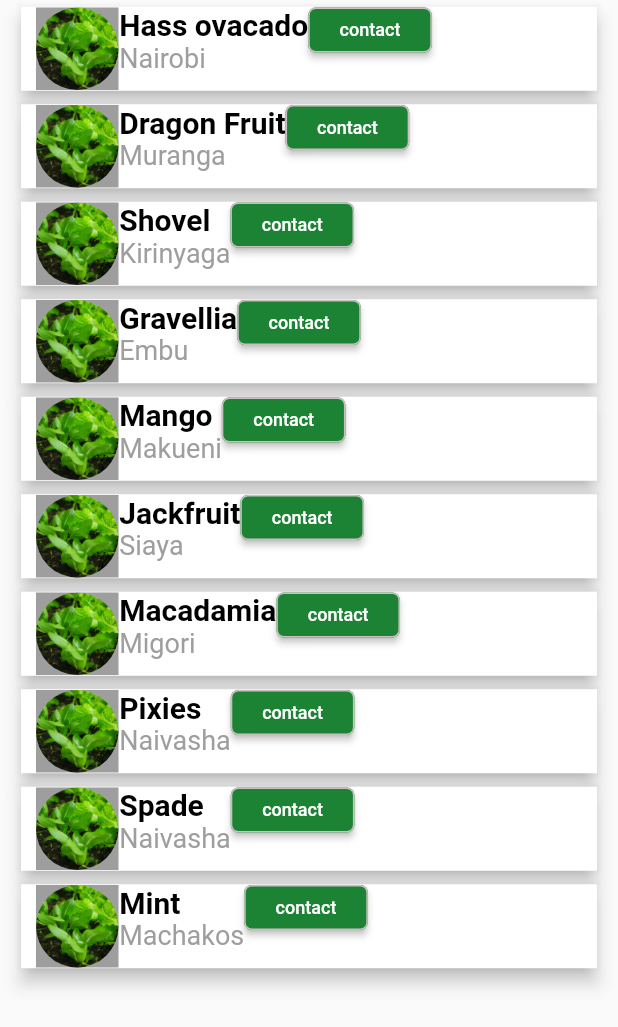
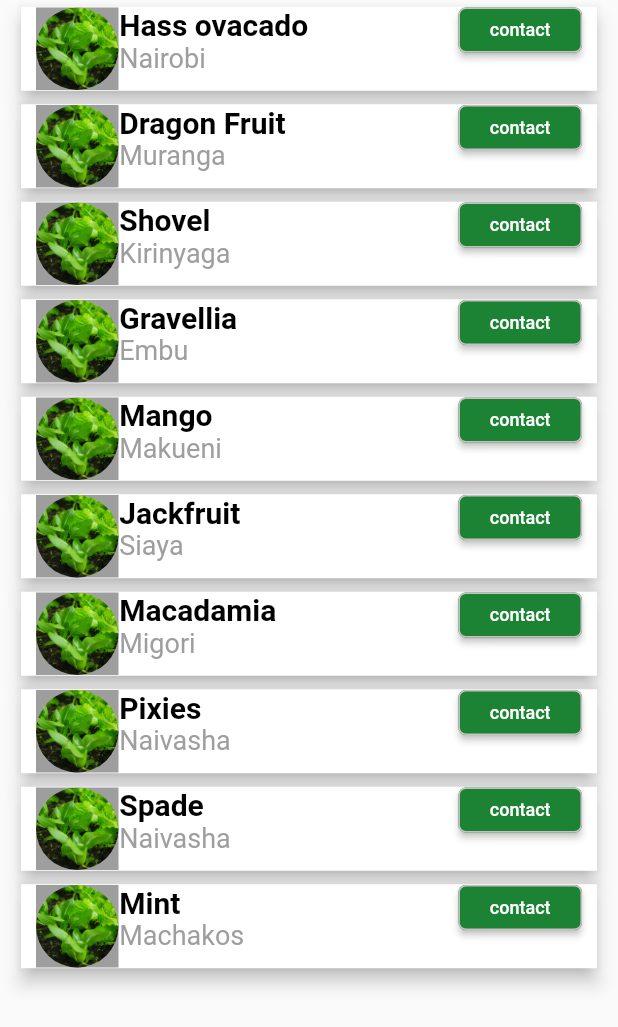
Before and after one commit to Hellen-Obwaya/betagric, a Flutter app: the Donations screen opened directly, on a phone screen of 412 x 824 dp. Shown: the top 1027 px of the screen. Run offline on Flutter 3.47's test engine with Material 2 defaults, Android fonts, the light colour scheme and no system bars; our stand-ins replace firebase_core, flutter_smart_dialog, get; missing offline and left inert: dart:html; accounts and stored records are empty; network calls fail.

Commit message:
updated donations Ui

```diff
--- a/lib/screens/donations.dart
+++ b/lib/screens/donations.dart
@@ -51,8 +51,9 @@ class Donations extends StatelessWidget {
               child: Row(
                 crossAxisAlignment: CrossAxisAlignment.start,
                 children: <Widget>[
-                  Row(
-                    mainAxisAlignment: MainAxisAlignment.spaceBetween,
+                  Expanded(
+                    child: Row(
+                      mainAxisAlignment: MainAxisAlignment.start,
                       crossAxisAlignment: CrossAxisAlignment.start,
                       children: <Widget>[
                         Container(
@@ -77,11 +78,13 @@ class Donations extends StatelessWidget {
                             ),
                             Text(
                               location[index],
-                            style: TextStyle(color: Colors.grey, fontSize: 18),
+                              style:
+                                  TextStyle(color: Colors.grey, fontSize: 18),
                             )
                           ],
                         )
                       ],
+                    ),
                   ),
                   Container(
                     width: Get.width * .20,
```
Lines whose indentation alone changed are shown as unchanged.
